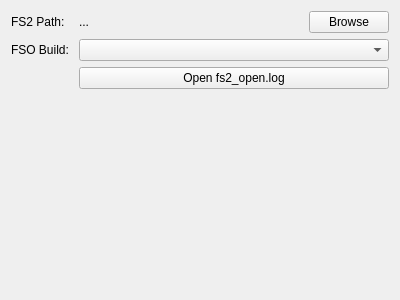
Before: the Qt Designer form ui/settings_fso.ui in ngld/old-knossos, drawn with Qt 5.
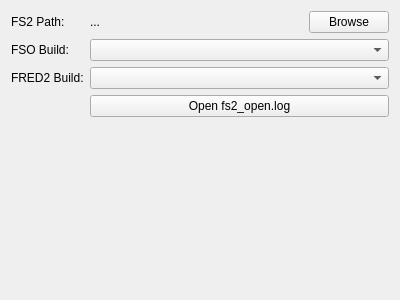
After: the same form once the commit is applied.

Commit message: Finished support for FRED and enabled the log on all platforms.

Diff of the .ui file:
```diff
--- a/ui/settings_fso.ui
+++ b/ui/settings_fso.ui
@@ -21,14 +21,14 @@
      </property>
     </widget>
    </item>
-   <item row="2" column="0">
+   <item row="4" column="0">
     <widget class="QLabel" name="label_2">
      <property name="text">
       <string>FSO Build: </string>
      </property>
     </widget>
    </item>
-   <item row="2" column="1">
+   <item row="4" column="1">
     <widget class="QComboBox" name="build"/>
    </item>
    <item row="1" column="1">
@@ -68,13 +68,23 @@
      </item>
     </layout>
    </item>
-   <item row="3" column="1">
+   <item row="5" column="0">
+    <widget class="QLabel" name="label_3">
+     <property name="text">
+      <string>FRED2 Build:</string>
+     </property>
+    </widget>
+   </item>
+   <item row="6" column="1">
     <widget class="QPushButton" name="openLog">
      <property name="text">
       <string>Open fs2_open.log</string>
      </property>
     </widget>
    </item>
+   <item row="5" column="1">
+    <widget class="QComboBox" name="fredBuild"/>
+   </item>
   </layout>
  </widget>
  <resources/>
```
The commit also changes 9 other files.
